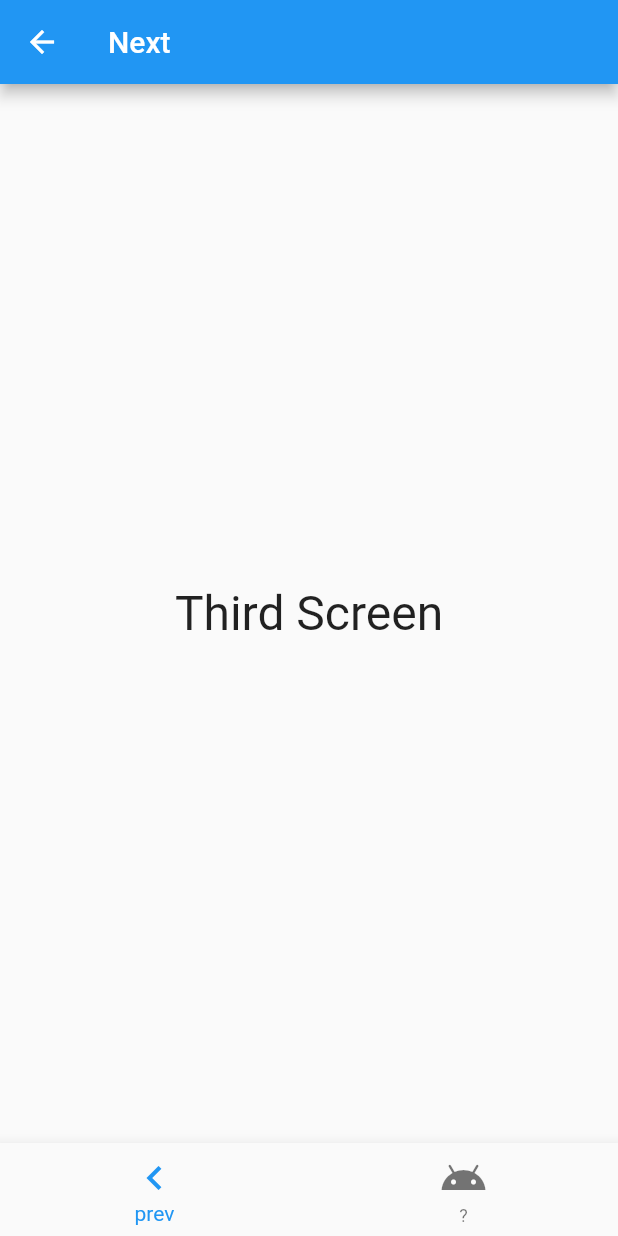
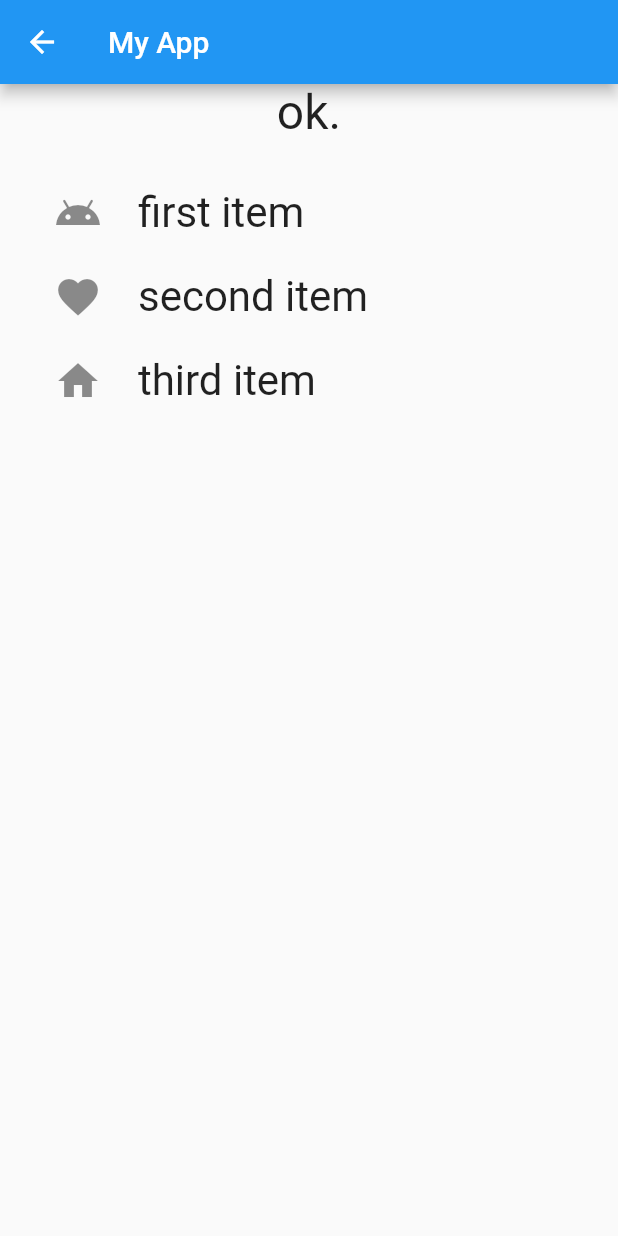
Before and after one commit to hirossk/flutter_app, a Flutter app: the screen it shows after launch, item 3 of the bottom bar chosen, on a phone screen of 412 x 824 dp. Run offline on Flutter 3.47's test engine with Material 2 defaults, Android fonts, the phone set to English and light mode, and no system bars.

Commit message:
仮完成

```diff
--- a/lib/main.dart
+++ b/lib/main.dart
@@ -65,7 +65,7 @@ class FirstScreen extends StatelessWidget {
           } else if (value == 2) {
             Navigator.push(
               context,
-              MaterialPageRoute(builder: (context) => ThirdScreen()),
+              MaterialPageRoute(builder: (context) => MyHomePage()),
             );
           }
         },
@@ -137,3 +137,73 @@ class ThirdScreen extends StatelessWidget {
     );
   }
 }
+
+class MyHomePage extends StatefulWidget {
+  const MyHomePage({Key? key}) : super(key: key);
+  @override
+  _MyHomePageState createState() => _MyHomePageState();
+}
+
+class _MyHomePageState extends State<MyHomePage> {
+  static var _message = 'ok.';
+  static var _index = 0;
+
+  @override
+  Widget build(BuildContext context) {
+    return Scaffold(
+      appBar: AppBar(
+        title: const Text('My App'),
+      ),
+      body: Column(
+        children: <Widget>[
+          Text(
+            _message,
+            style: const TextStyle(
+              fontSize: 32.0,
+            ),
+          ),
+          ListView(
+            shrinkWrap: true,
+            padding: const EdgeInsets.all(20.0),
+            children: <Widget>[
+              ListTile(
+                leading: const Icon(Icons.android, size: 32),
+                title: const Text('first item', style: TextStyle(fontSize: 28)),
+                selected: _index == 1,
+                onTap: () {
+                  _index = 1;
+                  tapTile();
+                },
+              ),
+              ListTile(
+                leading: const Icon(Icons.favorite, size: 32),
+                title:
+                    const Text('second item', style: TextStyle(fontSize: 28)),
+                selected: _index == 2,
+                onTap: () {
+                  _index = 2;
+                  tapTile();
+                },
+              ),
+              ListTile(
+                leading: const Icon(Icons.home, size: 32),
+                title: const Text('third item', style: TextStyle(fontSize: 28)),
+                selected: _index == 3,
+                onTap: () {
+                  _index = 3;
+                  tapTile();
+                },
+              ),
+            ],
+          ),
+        ],
+      ),
+    );
+  }
+
+  void tapTile() {
+    setState(() {
+      _message = 'you tapped: No, $_index.';
+    });
+  }
+}
```
